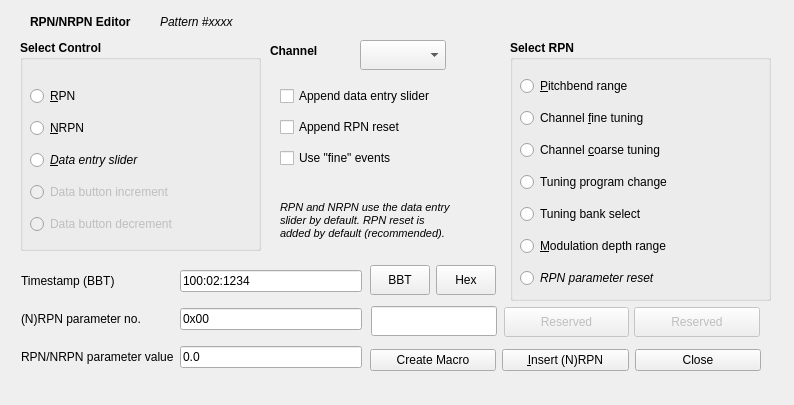
First picture: the form in seq_qt5/src/gui/qrpnframe.ui, repository ahlstromcj/seq66, before the edit.
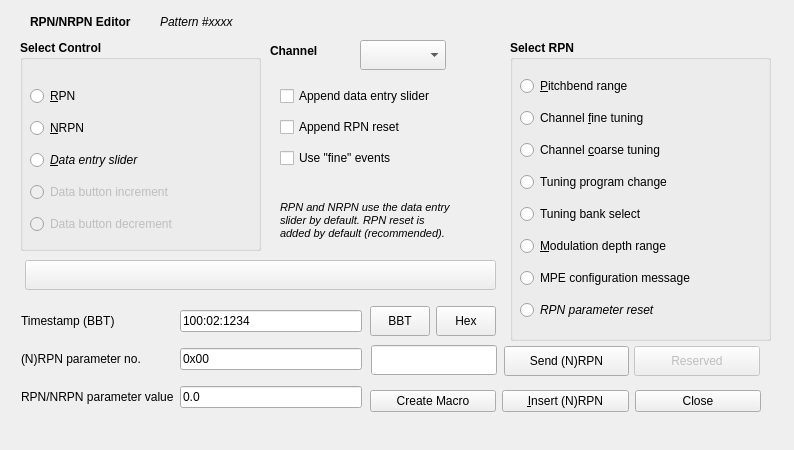
Second picture: the form after the edit.

Commit message: Version bump, added RPN Send button, needs tests.

The edit to the form file:
```diff
--- a/seq_qt5/src/gui/qrpnframe.ui
+++ b/seq_qt5/src/gui/qrpnframe.ui
@@ -7,7 +7,7 @@
     <x>0</x>
     <y>0</y>
     <width>794</width>
-    <height>405</height>
+    <height>450</height>
    </rect>
   </property>
   <property name="windowTitle">
@@ -116,7 +116,7 @@
      <x>510</x>
      <y>40</y>
      <width>261</width>
-     <height>261</height>
+     <height>301</height>
     </rect>
    </property>
    <property name="font">
@@ -132,8 +132,8 @@
      <rect>
       <x>10</x>
       <y>30</y>
-      <width>241</width>
-      <height>227</height>
+      <width>248</width>
+      <height>260</height>
      </rect>
     </property>
     <layout class="QVBoxLayout" name="verticalLayout">
@@ -209,6 +209,18 @@
        </property>
       </widget>
      </item>
+     <item>
+      <widget class="QRadioButton" name="radio_rpn_mpe_config_msg">
+       <property name="font">
+        <font>
+         <bold>false</bold>
+        </font>
+       </property>
+       <property name="text">
+        <string>MPE configuration message</string>
+       </property>
+      </widget>
+     </item>
      <item>
       <widget class="QRadioButton" name="radio_rpn_parameter_reset">
        <property name="font">
@@ -260,7 +272,7 @@
    <property name="geometry">
     <rect>
      <x>371</x>
-     <y>306</y>
+     <y>345</y>
      <width>126</width>
      <height>30</height>
     </rect>
@@ -345,7 +357,7 @@
    <property name="geometry">
     <rect>
      <x>370</x>
-     <y>265</y>
+     <y>306</y>
      <width>60</width>
      <height>30</height>
     </rect>
@@ -362,7 +374,7 @@
    <property name="geometry">
     <rect>
      <x>21</x>
-     <y>260</y>
+     <y>300</y>
      <width>341</width>
      <height>121</height>
     </rect>
@@ -426,7 +438,7 @@
    <property name="geometry">
     <rect>
      <x>370</x>
-     <y>342</y>
+     <y>383</y>
      <width>391</width>
      <height>36</height>
     </rect>
@@ -544,7 +556,7 @@
    <property name="geometry">
     <rect>
      <x>436</x>
-     <y>265</y>
+     <y>306</y>
      <width>60</width>
      <height>30</height>
     </rect>
@@ -556,20 +568,20 @@
     <bool>true</bool>
    </property>
   </widget>
-  <widget class="QPushButton" name="button_reserved_1">
+  <widget class="QPushButton" name="button_rpn_send">
    <property name="enabled">
-    <bool>false</bool>
+    <bool>true</bool>
    </property>
    <property name="geometry">
     <rect>
      <x>504</x>
-     <y>307</y>
+     <y>346</y>
      <width>125</width>
      <height>30</height>
     </rect>
    </property>
    <property name="text">
-    <string>Reserved</string>
+    <string>Send (N)RPN</string>
    </property>
   </widget>
   <widget class="QPushButton" name="button_reserved_2">
@@ -579,7 +591,7 @@
    <property name="geometry">
     <rect>
      <x>634</x>
-     <y>307</y>
+     <y>346</y>
      <width>126</width>
      <height>30</height>
     </rect>
@@ -588,6 +600,22 @@
     <string>Reserved</string>
    </property>
   </widget>
+  <widget class="QPushButton" name="button_reserved_1">
+   <property name="enabled">
+    <bool>false</bool>
+   </property>
+   <property name="geometry">
+    <rect>
+     <x>25</x>
+     <y>260</y>
+     <width>471</width>
+     <height>30</height>
+    </rect>
+   </property>
+   <property name="text">
+    <string/>
+   </property>
+  </widget>
  </widget>
  <resources/>
  <connections/>
```
The commit also changes 18 other files.
